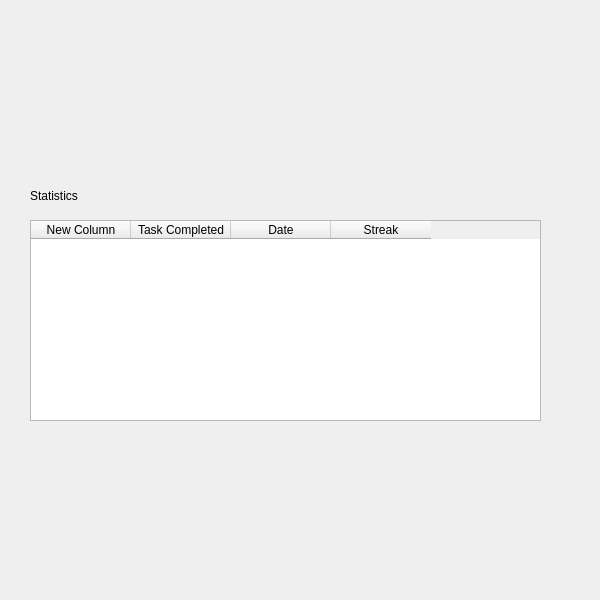
Above: program/view/uiFiles/statistics.ui from Ayslim/TaskTally before the change. Below: the same form after it.
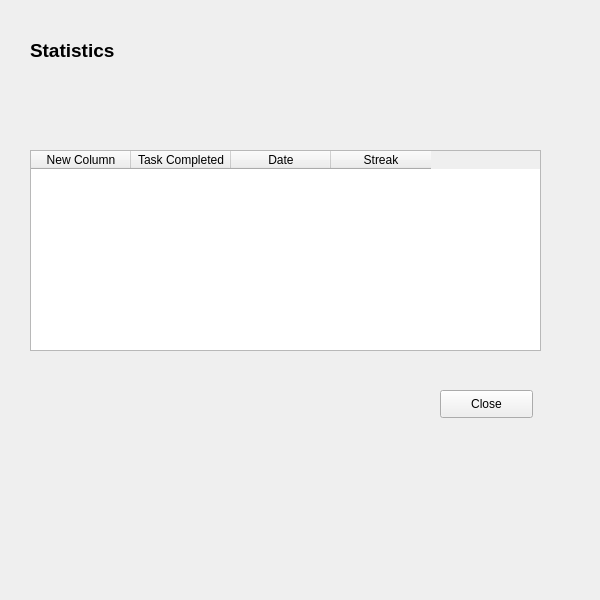
That is the form after the change.

Commit message: Added info page and self care tips

What changed in the file:
```diff
--- a/program/view/uiFiles/statistics.ui
+++ b/program/view/uiFiles/statistics.ui
@@ -17,7 +17,7 @@
    <property name="geometry">
     <rect>
      <x>30</x>
-     <y>220</y>
+     <y>150</y>
      <width>511</width>
      <height>201</height>
     </rect>
@@ -43,15 +43,35 @@
     </property>
    </column>
   </widget>
-  <widget class="QLabel" name="lbl_title">
+  <widget class="QPushButton" name="previousPageBtn_2">
+   <property name="geometry">
+    <rect>
+     <x>440</x>
+     <y>390</y>
+     <width>93</width>
+     <height>28</height>
+    </rect>
+   </property>
+   <property name="text">
+    <string>Close</string>
+   </property>
+  </widget>
+  <widget class="QLabel" name="label_2">
    <property name="geometry">
     <rect>
      <x>30</x>
-     <y>180</y>
-     <width>61</width>
-     <height>31</height>
+     <y>30</y>
+     <width>421</width>
+     <height>41</height>
     </rect>
    </property>
+   <property name="font">
+    <font>
+     <pointsize>14</pointsize>
+     <weight>75</weight>
+     <bold>true</bold>
+    </font>
+   </property>
    <property name="text">
     <string>Statistics</string>
    </property>
```
The commit also changes 7 other files.
